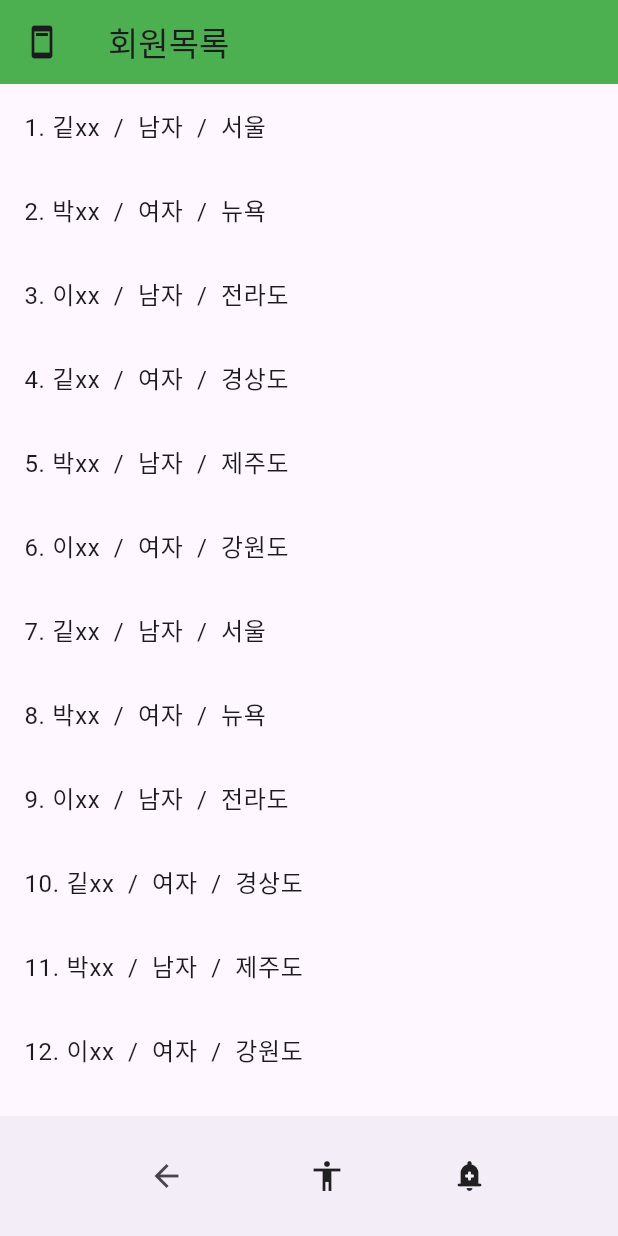
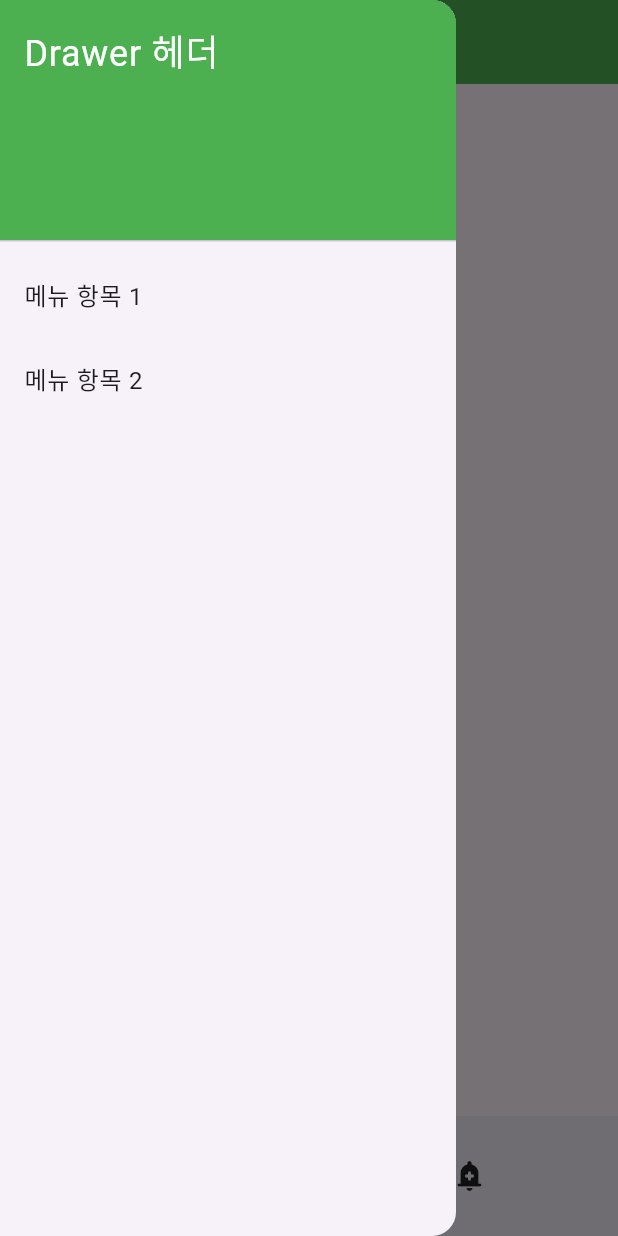
Before and after one commit to doriver/longTimeAgo, a Flutter app: the MemberListPage screen opened directly, with the side drawer open (before the commit the screen has no drawer), on a phone screen of 412 x 824 dp. Run offline on Flutter 3.47's test engine with Material 3 defaults, Android fonts, the phone set to English and light mode, and no system bars; our stand-ins replace get, loader_overlay; accounts and stored records are empty; network calls fail.

Commit message:
drawer 기본 세팅함

```diff
--- a/shopping_mall/lib/common/bar.dart
+++ b/shopping_mall/lib/common/bar.dart
@@ -17,6 +17,41 @@ class Bar {
   );
 
   static AppBar topIcon(String title) {
-     return AppBar(leading: Icon(Icons.ad_units), title: Text("$title"), backgroundColor: Colors.green);
+     return AppBar(title: Text("$title"), backgroundColor: Colors.green);
+  }  // leading: Icon(Icons.ad_units), 리딩이 있으면 drawer 안먹히는듯
+
+  static Drawer drawer() {
+    return Drawer(
+      child: ListView(
+        children: [
+          DrawerHeader(
+            decoration: BoxDecoration(
+              color: Colors.green,
+            ),
+            child: Text(
+              'Drawer 헤더',
+              style: TextStyle(
+                color: Colors.white,
+                fontSize: 24,
+              ),
+            ),
+          ),
+          ListTile(
+            title: Text('메뉴 항목 1'),
+            onTap: () {
+              // 메뉴 항목 1을 탭했을 때 수행할 동작
+
+            },
+          ),
+          ListTile(
+            title: Text('메뉴 항목 2'),
+            onTap: () {
+              // 메뉴 항목 2을 탭했을 때 수행할 동작
+
+            },
+          ),
+        ]
+      )
+    );
   }
 }
--- a/shopping_mall/lib/component/fruits_detail.dart
+++ b/shopping_mall/lib/pages/fruits_detail.dart
@@ -21,6 +21,7 @@ class _FruitsDetailState extends State<FruitsDetail> {
 
     return Scaffold(
       appBar: Bar.topIcon('$productName 페이지'),
+      drawer: Bar.drawer(),
       body: ListView(
         children: [
           Stack(
--- a/shopping_mall/lib/pages/main_page.dart
+++ b/shopping_mall/lib/pages/main_page.dart
@@ -17,6 +17,7 @@ class MainPage extends StatelessWidget {
   Widget build(BuildContext context) {
     return Scaffold(
       appBar: Bar.topIcon("쇼핑몰"),
+      drawer: Bar.drawer(),
       body: ListView(
         children: [
           const SizedBox( height: 30 ),
--- a/shopping_mall/lib/pages/member_list_page.dart
+++ b/shopping_mall/lib/pages/member_list_page.dart
@@ -12,6 +12,7 @@ class MemberListPage extends StatelessWidget {
   Widget build(BuildContext context) {
     return Scaffold(
       appBar: Bar.topIcon('회원목록'),
+      drawer: Bar.drawer(),
       body: ListView.builder(
         itemCount: 99,
         itemBuilder: (context, index) {
--- a/shopping_mall/lib/pages/my_page.dart
+++ b/shopping_mall/lib/pages/my_page.dart
@@ -37,6 +37,7 @@ class _MyPageState extends State<MyPage> {
   Widget build(BuildContext context) {
     return Scaffold(
       appBar: Bar.topIcon('마이페이지'),
+      drawer: Bar.drawer(),
       body: myInfo == null ? Text("myInfo is null !!")
           : Container(
                 width: double.infinity,
--- a/shopping_mall/lib/pages/product_detail_page.dart
+++ b/shopping_mall/lib/pages/product_detail_page.dart
@@ -16,6 +16,7 @@ class ProductDetailPage extends StatelessWidget {
   Widget build(BuildContext context) {
     return Scaffold(
       appBar: Bar.topIcon('$productName 상세페이지'),
+      drawer: Bar.drawer(),
       body: SingleChildScrollView(
         child:
           Container(
--- a/shopping_mall/lib/pages/product_fruit_page.dart
+++ b/shopping_mall/lib/pages/product_fruit_page.dart
@@ -18,6 +18,7 @@ class _ProductFruitPageState extends State<ProductFruitPage> {
   Widget build(BuildContext context) {
     return Scaffold(
       appBar: Bar.topIcon('상품(과일)들'),
+      drawer: Bar.drawer(),
       body: Column(
         children: [
           ViewChangeButton(
--- a/shopping_mall/lib/pages/store_page_list.dart
+++ b/shopping_mall/lib/pages/store_page_list.dart
@@ -10,6 +10,7 @@ class StoreListPage extends StatelessWidget {
   Widget build(BuildContext context) {
     return Scaffold(
       appBar: Bar.topIcon('매장목록'),
+      drawer: Bar.drawer(),
       body: Container(
         padding: EdgeInsets.all(30),
         child: GridView.builder(
```
Also changed, not shown: state_bloc/lib/main.dart (+35 -102 lines).
